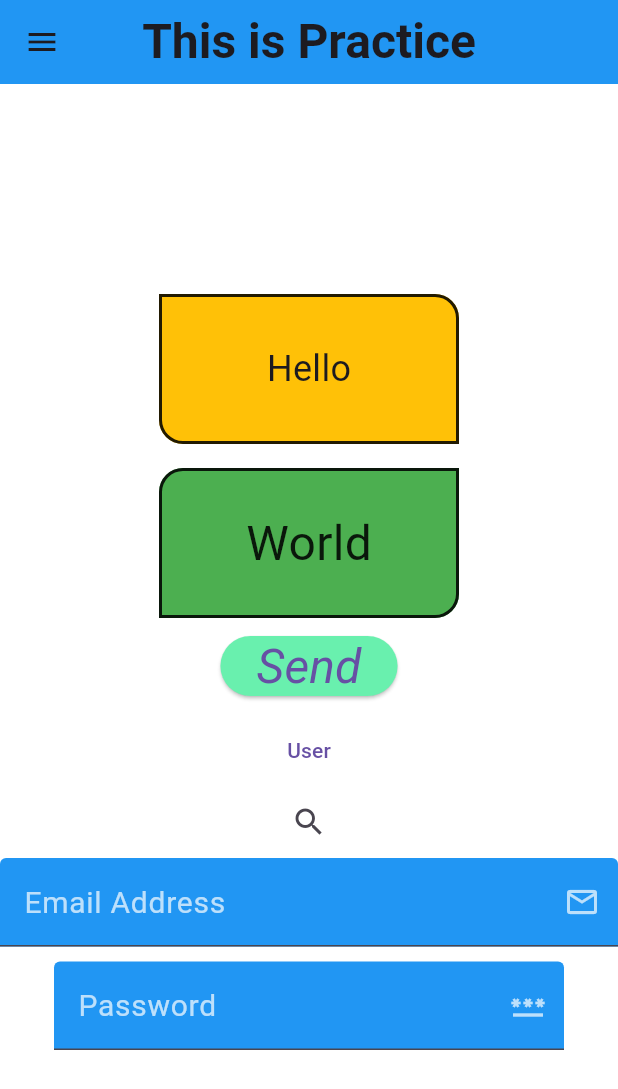
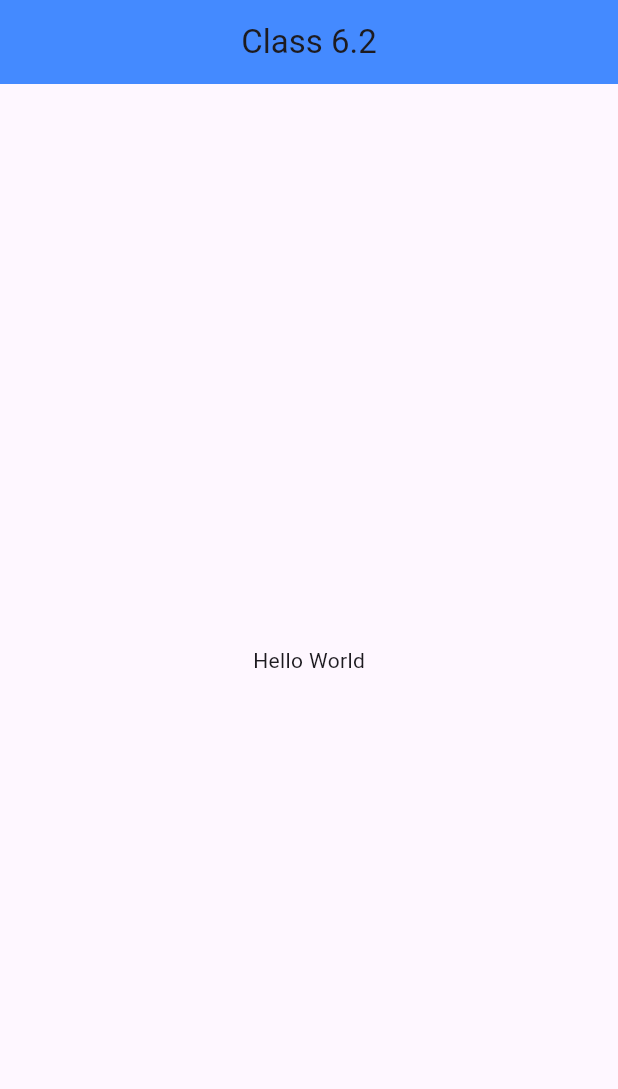
Before and after one commit to Rakib5032/Flutter, a Flutter app: the HomeScreen screen opened directly, on a phone screen of 412 x 824 dp. Shown: the top 1089 px of the screen. Run offline on Flutter 3.47's test engine with Material 3 defaults, Android fonts, the light colour scheme and no system bars.

Commit message:
File added

```diff
--- /dev/null
+++ b/lib/class6.2.dart
@@ -0,0 +1,40 @@
+import 'package:flutter/material.dart';
+
+void main() {
+  runApp(MyApp());
+}
+
+class MyApp extends StatelessWidget {
+  const MyApp({super.key});
+
+  @override
+  Widget build(BuildContext context) {
+    return MaterialApp(
+      debugShowCheckedModeBanner: false,
+      home: HomeScreen(),
+    );
+  }
+}
+
+class HomeScreen extends StatelessWidget {
+  const HomeScreen({super.key});
+
+  @override
+  Widget build(BuildContext context) {
+    return Scaffold(
+      appBar: AppBar(
+        backgroundColor: Colors.blueAccent,
+        centerTitle: true,
+        title: Text("Class 6.2"),
+      ),
+      body: Center(
+        child: Column(
+          mainAxisAlignment: MainAxisAlignment.center,
+          children: [
+            Text("Hello World"),
+          ],
+        ),
+      ),
+    );
+  }
+}
--- a/lib/practice1.dart
+++ b/lib/practice1.dart
@@ -90,11 +90,13 @@ class HomeScreen extends StatelessWidget {
                     topLeft: Radius.circular(16),
                     bottomRight: Radius.circular(16),
                   ),
+                  image: DecorationImage(
+                      image: NetworkImage("https://picsum.photos/200/300"),fit: BoxFit.cover),
                 ),
+                alignment: Alignment.center,
                 child: Text("World", style: TextStyle(
                   color: Colors.black87, fontSize: 32,
                 ),),
-                alignment: Alignment.center,
               ),
             ),
 
```
Also changed, not shown: lib/exam_test.dart (+74 -35 lines), lib/tab_bar.dart (+7 -7 lines).
